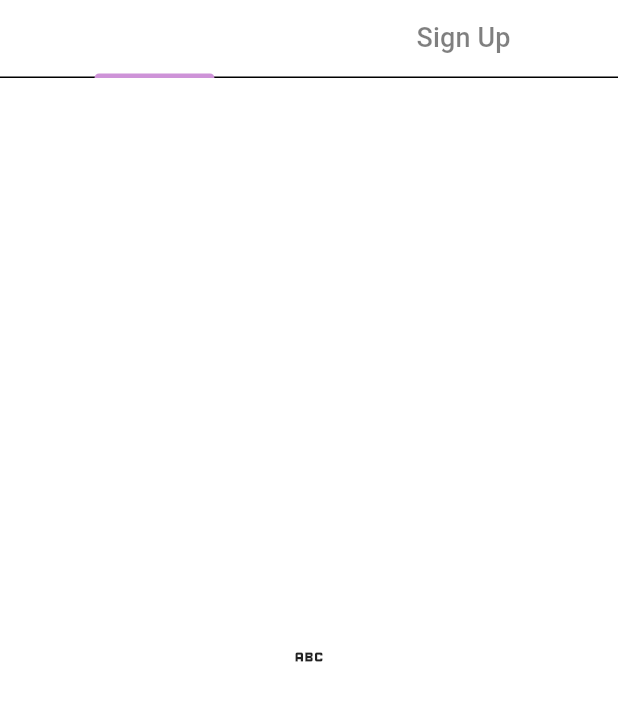
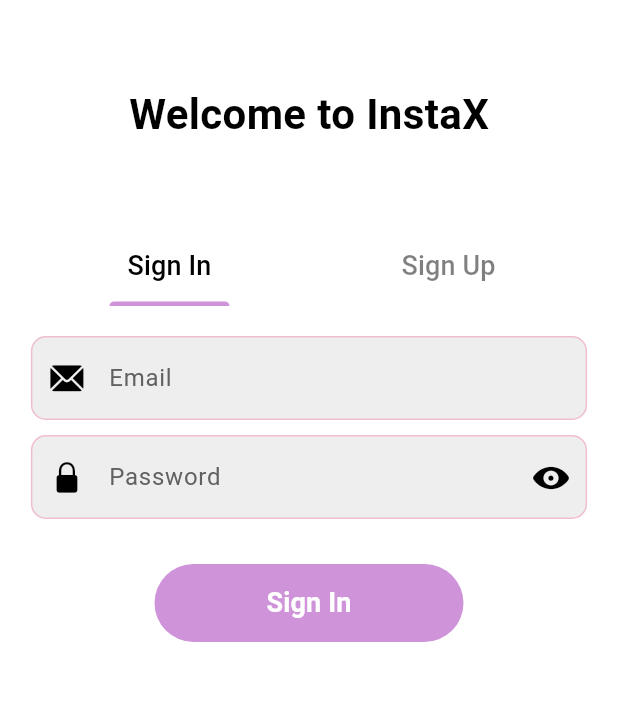
Before and after one commit to Imad-Belatreche/My-InstaX, a Flutter app: the screen it shows after launch, on a phone screen of 412 x 824 dp. Shown: the top 701 px of the screen. Run offline on Flutter 3.47's test engine with Material 3 defaults, Android fonts, the phone set to English and light mode, and no system bars; our stand-ins replace cloud_firestore, equatable, firebase_auth, firebase_core, flutter_bloc; accounts and stored records are empty.

Commit message:
Auth Finnished

```diff
--- /dev/null
+++ b/lib/constents/reg_exps.dart
@@ -0,0 +1,7 @@
+RegExp emailRegExp = RegExp(r'^[\w-\.]+@([\w-]+.)+[\w-]{2,4}$');
+
+RegExp passwordRexExp = RegExp(
+    r'^(?=.*?[A-Z])(?=.*?[a-z])(?=.*?[0-9])(?=.*?[!@#\$&*~`)\%\-(_+=;:,.<>/?"[{\]}\|^]).{8,}$');
+
+RegExp specialCharRexExp =
+    RegExp(r'^(?=.*?[!@#$&*~`)\%\-(_+=;:,.<>/?"[{\]}\|^])');
--- /dev/null
+++ b/lib/screens/auth/sign_in_screen.dart
@@ -0,0 +1,139 @@
+import 'package:flutter/cupertino.dart';
+import 'package:flutter/material.dart';
+import 'package:flutter_bloc/flutter_bloc.dart';
+import 'package:my_instax/blocs/sign_in/sign_in_bloc.dart';
+import 'package:my_instax/constents/reg_exps.dart';
+import 'package:my_instax/screens/auth/widgets/my_text_field.dart';
+
+class SignInScreen extends StatefulWidget {
+  const SignInScreen({super.key});
+
+  @override
+  State<SignInScreen> createState() => _SignInScreenState();
+}
+
+class _SignInScreenState extends State<SignInScreen> {
+  final emailController = TextEditingController();
+  final passwordController = TextEditingController();
+  final _formKey = GlobalKey<FormState>();
+  String? _errorMsg;
+  IconData iconPassword = CupertinoIcons.eye_fill;
+  bool obscurePassword = true;
+  bool signInRequired = false;
+
+  @override
+  void dispose() {
+    // TODO: implement dispose
+    emailController.dispose();
+    passwordController.dispose();
+    super.dispose();
+  }
+
+  @override
+  Widget build(BuildContext context) {
+    return Form(
+      key: _formKey,
+      child: Column(
+        children: [
+          const SizedBox(
+            height: 20,
+          ),
+          SizedBox(
+            width: MediaQuery.of(context).size.width * 0.9,
+            child: MyFormTextField(
+              controller: emailController,
+              label: 'Email',
+              obscureText: false,
+              keyboardType: TextInputType.emailAddress,
+              prefixIcon: CupertinoIcons.mail_solid,
+              errorMsg: _errorMsg,
+              validator: (val) {
+                if (val!.isEmpty) {
+                  return 'Please fill in all fields';
+                } else if (!emailRegExp.hasMatch(val)) {
+                  return 'Please enter a valid email';
+                }
+                return null;
+              },
+            ),
+          ),
+          const SizedBox(height: 10),
+          SizedBox(
+            width: MediaQuery.of(context).size.width * 0.9,
+            child: MyFormTextField(
+              controller: passwordController,
+              label: 'Password',
+              obscureText: obscurePassword,
+              keyboardType: TextInputType.visiblePassword,
+              prefixIcon: CupertinoIcons.lock_fill,
+              errorMsg: _errorMsg,
+              sufixIcon: IconButton(
+                onPressed: () {
+                  setState(() {
+                    obscurePassword = !obscurePassword;
+                    if (obscurePassword) {
+                      iconPassword = CupertinoIcons.eye_fill;
+                    } else {
+                      iconPassword = CupertinoIcons.eye_slash_fill;
+                    }
+                  });
+                },
+                icon: Icon(iconPassword),
+              ),
+              validator: (val) {
+                if (val!.isEmpty) {
+                  return 'Please fill in all fields';
+                } else if (!passwordRexExp.hasMatch(val)) {
+                  return 'Please enter valid input';
+                }
+                return null;
+              },
+            ),
+          ),
+          const SizedBox(
+            height: 30,
+          ),
+          !signInRequired
+              ? SizedBox(
+                  width: MediaQuery.of(context).size.width * 0.5,
+                  child: TextButton(
+                    onPressed: () {
+                      if (_formKey.currentState!.validate()) {
+                        context.read<SignInBloc>().add(
+                              SignInRequired(
+                                email: emailController.text.trim(),
+                                password: passwordController.text.trim(),
+                              ),
+                            );
+                      }
+                    },
+                    style: TextButton.styleFrom(
+                      elevation: 3,
+                      backgroundColor: Theme.of(context).colorScheme.primary,
+                      foregroundColor: Colors.white,
+                      shape: RoundedRectangleBorder(
+                        borderRadius: BorderRadius.circular(60),
+                      ),
+                    ),
+                    child: const Padding(
+                      padding: EdgeInsets.symmetric(
+                        horizontal: 25,
+                        vertical: 5,
+                      ),
+                      child: Text(
+                        'Sign In',
+                        textAlign: TextAlign.center,
+                        style: TextStyle(
+                          fontSize: 18,
+                          fontWeight: FontWeight.w600,
+                        ),
+                      ),
+                    ),
+                  ),
+                )
+              : const CircularProgressIndicator()
+        ],
+      ),
+    );
+  }
+}
--- a/lib/screens/auth/welcome_screen.dart
+++ b/lib/screens/auth/welcome_screen.dart
@@ -1,5 +1,10 @@
-import 'package:flutter/cupertino.dart';
 import 'package:flutter/material.dart';
+import 'package:flutter_bloc/flutter_bloc.dart';
+import 'package:my_instax/blocs/auth/auth_bloc.dart';
+import 'package:my_instax/blocs/sign_in/sign_in_bloc.dart';
+import 'package:my_instax/blocs/sign_up/sign_up_bloc.dart';
+import 'package:my_instax/screens/auth/sign_in_screen.dart';
+import 'package:my_instax/screens/auth/sign_up_screen.dart';
 
 class WelcomeScreen extends StatefulWidget {
   const WelcomeScreen({super.key});
@@ -24,17 +29,33 @@ class _WelcomeScreenState extends State<WelcomeScreen>
   Widget build(BuildContext context) {
     return Scaffold(
       backgroundColor: Theme.of(context).colorScheme.surface,
+      appBar: AppBar(),
       body: SingleChildScrollView(
         child: SafeArea(
           child: SizedBox(
             height: MediaQuery.of(context).size.height,
+            child: Padding(
+              padding: const EdgeInsets.symmetric(horizontal: 20.0),
               child: Column(
                 children: [
+                  const Text(
+                    'Welcome to InstaX',
+                    style: TextStyle(
+                      fontSize: 28,
+                      fontWeight: FontWeight.bold,
+                    ),
+                  ),
+                  const SizedBox(
+                    height: kToolbarHeight,
+                  ),
                   TabBar(
-                  unselectedLabelColor:
-                      Theme.of(context).colorScheme.onSurface.withOpacity(0.5),
-                  labelColor: Theme.of(context).colorScheme.surface,
+                    unselectedLabelColor: Theme.of(context)
+                        .colorScheme
+                        .onSurface
+                        .withOpacity(0.5),
+                    labelColor: Theme.of(context).colorScheme.onSurface,
                     controller: tabController,
+                    dividerColor: Colors.transparent,
                     tabs: const [
                       Padding(
                         padding: EdgeInsets.all(12.0),
@@ -60,11 +81,16 @@ class _WelcomeScreenState extends State<WelcomeScreen>
                     child: TabBarView(
                       controller: tabController,
                       children: [
-                      Container(
-                        child: const Icon(Icons.abc),
+                        BlocProvider<SignInBloc>(
+                          create: (context) => SignInBloc(
+                              context.read<AuthBloc>().userRepository),
+                          child: const SignInScreen(),
                         ),
-                      Container(
-                        child: const Icon(Icons.access_alarm),
+                        BlocProvider<SignUpBloc>(
+                          create: (context) => SignUpBloc(
+                              userRepository:
+                                  context.read<AuthBloc>().userRepository),
+                          child: const SignUpScreen(),
                         ),
                       ],
                     ),
@@ -74,6 +100,7 @@ class _WelcomeScreenState extends State<WelcomeScreen>
             ),
           ),
         ),
+      ),
     );
   }
 }
--- /dev/null
+++ b/lib/screens/auth/widgets/my_text_field.dart
@@ -0,0 +1,66 @@
+import 'package:flutter/material.dart';
+
+class MyFormTextField extends StatelessWidget {
+  final TextEditingController controller;
+  final String label;
+  final bool obscureText;
+  final TextInputType? keyboardType;
+  final Widget? sufixIcon;
+  final IconData? prefixIcon;
+  final VoidCallback? onTap;
+  final FocusNode? focusNode;
+  final String? errorMsg;
+  final String? Function(String?)? validator;
+  final String? Function(String?)? onChange;
+
+  const MyFormTextField({
+    super.key,
+    required this.controller,
+    required this.label,
+    required this.obscureText,
+    this.keyboardType,
+    this.sufixIcon,
+    this.prefixIcon,
+    this.onTap,
+    this.focusNode,
+    this.errorMsg,
+    this.validator,
+    this.onChange,
+  });
+
+  @override
+  Widget build(BuildContext context) {
+    return TextFormField(
+      controller: controller,
+      obscureText: obscureText,
+      keyboardType: keyboardType,
+      focusNode: focusNode,
+      textInputAction: TextInputAction.next,
+      onChanged: onChange,
+      onTap: onTap,
+      validator: validator,
+      cursorColor: Theme.of(context).colorScheme.secondary,
+      decoration: InputDecoration(
+        enabledBorder: OutlineInputBorder(
+          borderRadius: BorderRadius.circular(10),
+          borderSide: BorderSide(
+              color: Theme.of(context).colorScheme.secondary.withOpacity(0.5)),
+        ),
+        focusedBorder: OutlineInputBorder(
+          borderRadius: BorderRadius.circular(10),
+          borderSide: BorderSide(
+            color: Theme.of(context).colorScheme.secondary,
+            width: 2,
+          ),
+        ),
+        filled: true,
+        fillColor: Colors.grey.shade200,
+        labelText: label,
+        labelStyle: TextStyle(color: Colors.grey.shade700),
+        errorText: errorMsg,
+        suffixIcon: sufixIcon,
+        prefixIcon: Icon(prefixIcon),
+      ),
+    );
+  }
+}
--- a/packages/user_repository/pubspec.yaml
+++ b/packages/user_repository/pubspec.yaml
@@ -12,7 +12,7 @@ dependencies:
 
 
   equatable: ^2.0.5
-  cupertino_icons: ^1.0.6
+
 
   # Firebase
   firebase_auth: ^5.1.4
```
Also changed, not shown: lib/screens/auth/sign_up_screen.dart (added, +289 -0 lines), packages/user_repository/pubspec.lock. Lines whose indentation alone changed are shown as unchanged.
